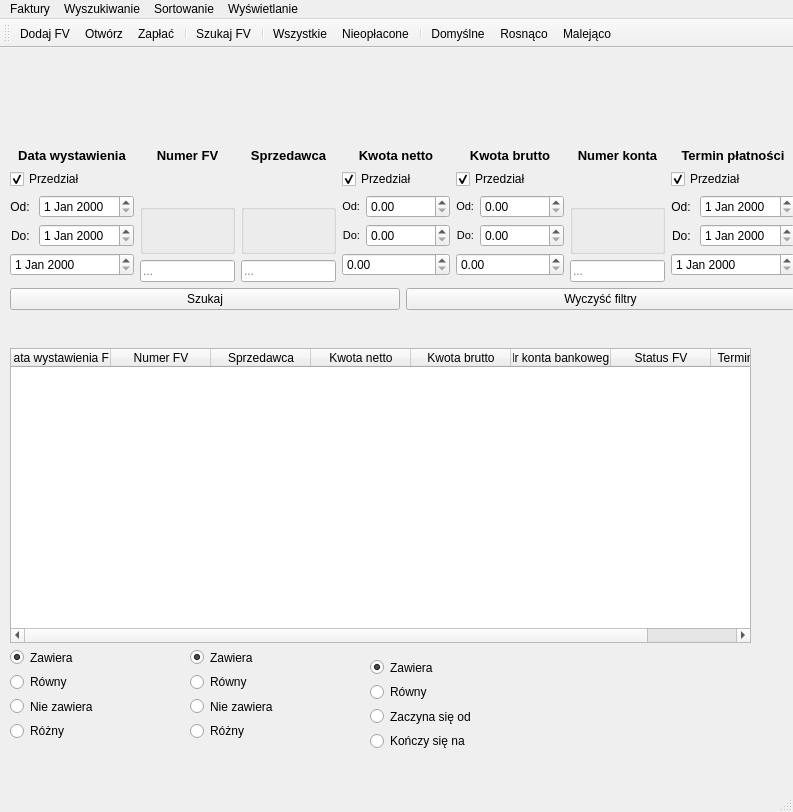
Old version of the form layout/main_window.ui in the repository Buczek05/Faktury-zarzadzanie.
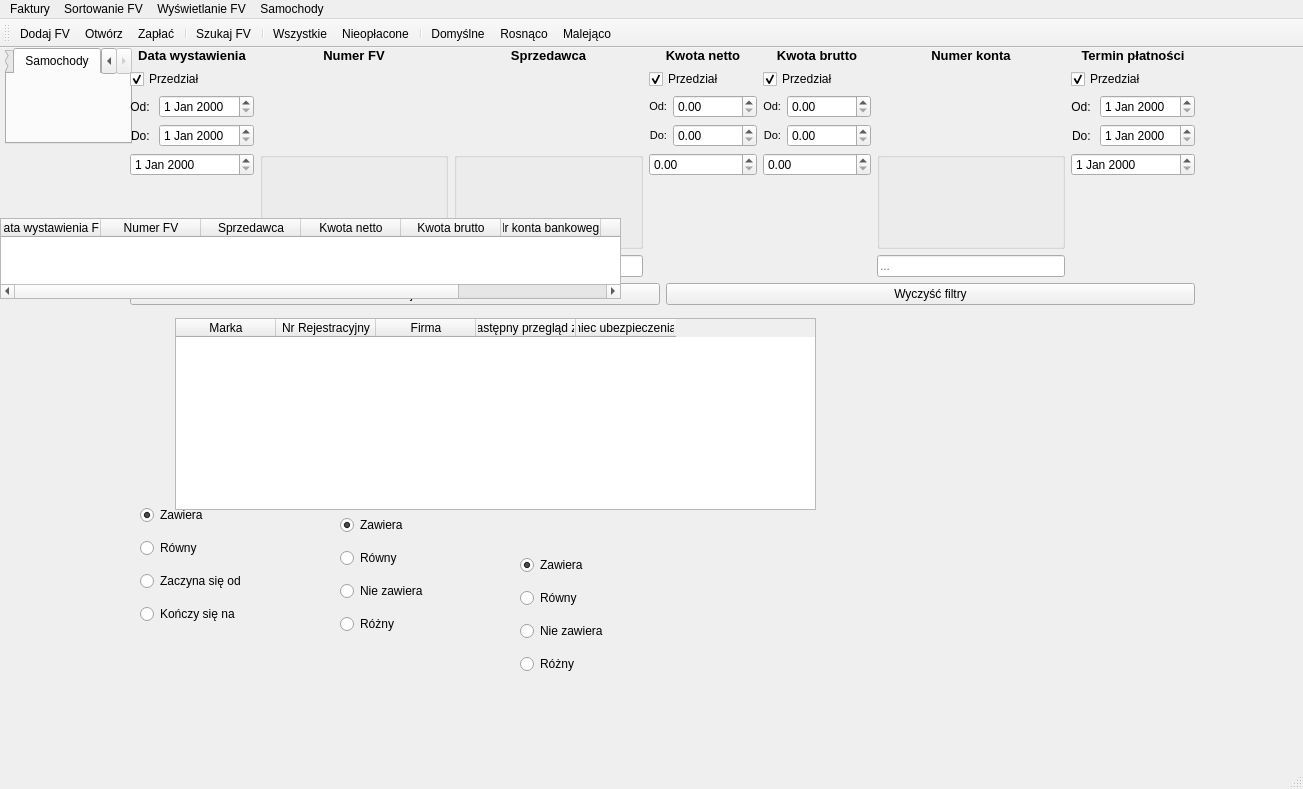
New version of the form. Icons and pictures are not drawn.

```diff
--- a/layout/main_window.ui
+++ b/layout/main_window.ui
@@ -6,8 +6,8 @@
    <rect>
     <x>0</x>
     <y>0</y>
-    <width>793</width>
-    <height>812</height>
+    <width>1303</width>
+    <height>789</height>
    </rect>
   </property>
   <property name="baseSize">
@@ -25,7 +25,7 @@
      <rect>
       <x>0</x>
       <y>0</y>
-      <width>751</width>
+      <width>137</width>
       <height>101</height>
      </rect>
     </property>
@@ -42,15 +42,32 @@
      <property name="bottomMargin">
       <number>5</number>
      </property>
+     <item>
+      <widget class="QTabWidget" name="tabWidget">
+       <property name="currentIndex">
+        <number>1</number>
+       </property>
+       <widget class="QWidget" name="Faktury">
+        <attribute name="title">
+         <string>Faktury</string>
+        </attribute>
+       </widget>
+       <widget class="QWidget" name="Samochody">
+        <attribute name="title">
+         <string>Samochody</string>
+        </attribute>
+       </widget>
+      </widget>
+     </item>
     </layout>
    </widget>
    <widget class="QWidget" name="verticalLayoutWidget_9">
     <property name="geometry">
      <rect>
-      <x>10</x>
-      <y>100</y>
-      <width>785</width>
-      <height>162</height>
+      <x>130</x>
+      <y>0</y>
+      <width>1065</width>
+      <height>257</height>
      </rect>
     </property>
     <layout class="QVBoxLayout" name="filers_and_buttons">
@@ -583,10 +600,10 @@
    <widget class="QTableWidget" name="tableWidget">
     <property name="geometry">
      <rect>
-      <x>10</x>
-      <y>300</y>
-      <width>741</width>
-      <height>295</height>
+      <x>0</x>
+      <y>170</y>
+      <width>621</width>
+      <height>81</height>
      </rect>
     </property>
     <property name="editTriggers">
@@ -639,10 +656,10 @@
    <widget class="QWidget" name="verticalLayoutWidget_10">
     <property name="geometry">
      <rect>
-      <x>10</x>
-      <y>600</y>
-      <width>160</width>
-      <height>92</height>
+      <x>520</x>
+      <y>500</y>
+      <width>133</width>
+      <height>136</height>
      </rect>
     </property>
     <layout class="QVBoxLayout" name="lyt_numer_FV_radio_btn">
@@ -682,10 +699,10 @@
    <widget class="QWidget" name="verticalLayoutWidget_11">
     <property name="geometry">
      <rect>
-      <x>190</x>
-      <y>600</y>
-      <width>160</width>
-      <height>92</height>
+      <x>340</x>
+      <y>460</y>
+      <width>133</width>
+      <height>136</height>
      </rect>
     </property>
     <layout class="QVBoxLayout" name="lyt_sprzedawca_radio_btn">
@@ -725,10 +742,10 @@
    <widget class="QWidget" name="verticalLayoutWidget_12">
     <property name="geometry">
      <rect>
-      <x>370</x>
-      <y>610</y>
-      <width>160</width>
-      <height>92</height>
+      <x>140</x>
+      <y>450</y>
+      <width>162</width>
+      <height>136</height>
      </rect>
     </property>
     <layout class="QVBoxLayout" name="lyt_numer_konta_radio_btn">
@@ -765,6 +782,76 @@
      </item>
     </layout>
    </widget>
+   <widget class="QWidget" name="verticalLayoutWidget_2">
+    <property name="geometry">
+     <rect>
+      <x>10</x>
+      <y>100</y>
+      <width>111</width>
+      <height>61</height>
+     </rect>
+    </property>
+    <layout class="QVBoxLayout" name="lyt_faktury">
+     <property name="leftMargin">
+      <number>5</number>
+     </property>
+     <property name="topMargin">
+      <number>0</number>
+     </property>
+     <property name="rightMargin">
+      <number>5</number>
+     </property>
+     <property name="bottomMargin">
+      <number>5</number>
+     </property>
+    </layout>
+   </widget>
+   <widget class="QTableWidget" name="table_cars">
+    <property name="geometry">
+     <rect>
+      <x>175</x>
+      <y>270</y>
+      <width>641</width>
+      <height>192</height>
+     </rect>
+    </property>
+    <column>
+     <property name="text">
+      <string>Marka</string>
+     </property>
+    </column>
+    <column>
+     <property name="text">
+      <string>Nr Rejestracyjny</string>
+     </property>
+    </column>
+    <column>
+     <property name="text">
+      <string>Firma</string>
+     </property>
+    </column>
+    <column>
+     <property name="text">
+      <string>Następny przegląd za</string>
+     </property>
+    </column>
+    <column>
+     <property name="text">
+      <string>Koniec ubezpieczenia za</string>
+     </property>
+    </column>
+   </widget>
+   <widget class="QWidget" name="verticalLayoutWidget_3">
+    <property name="geometry">
+     <rect>
+      <x>20</x>
+      <y>300</y>
+      <width>160</width>
+      <height>80</height>
+     </rect>
+    </property>
+    <layout class="QVBoxLayout" name="lyt_samochody"/>
+   </widget>
   </widget>
   <widget class="QStatusBar" name="statusbar"/>
   <widget class="QToolBar" name="toolBar">
@@ -784,22 +871,22 @@
    <addaction name="action_faktury_open_pdf"/>
    <addaction name="action_faktury_zaplac"/>
    <addaction name="separator"/>
-   <addaction name="action_wyszukiwanie_search"/>
+   <addaction name="action_faktury_search"/>
    <addaction name="separator"/>
-   <addaction name="action_wyswietlanie_Wszystkie"/>
-   <addaction name="action_wyswietlanie_Nieoplacone"/>
+   <addaction name="action_wyswietlanie_FV_Wszystkie"/>
+   <addaction name="action_wyswietlanie_FV_Nieoplacone"/>
    <addaction name="separator"/>
-   <addaction name="action_sortowanie_domyslne"/>
-   <addaction name="action_sortowanie_rosnaco"/>
-   <addaction name="action_sortowanie_malejaco"/>
+   <addaction name="action_sortowanie_FV_domyslne"/>
+   <addaction name="action_sortowanie_FV_rosnaco"/>
+   <addaction name="action_sortowanie_FV_malejaco"/>
   </widget>
   <widget class="QMenuBar" name="menubar">
    <property name="geometry">
     <rect>
      <x>0</x>
      <y>0</y>
-     <width>793</width>
-     <height>18</height>
+     <width>1303</width>
+     <height>21</height>
     </rect>
    </property>
    <widget class="QMenu" name="menuFaktury">
@@ -809,47 +896,55 @@
     <addaction name="action_faktury_Dodaj_FV"/>
     <addaction name="action_faktury_open_pdf"/>
     <addaction name="action_faktury_zaplac"/>
+    <addaction name="action_faktury_search"/>
     <addaction name="separator"/>
     <addaction name="action_faktury_edit"/>
     <addaction name="action_faktury_delete"/>
     <addaction name="separator"/>
     <addaction name="action_faktury_settings"/>
    </widget>
-   <widget class="QMenu" name="menuWyszukiwanie">
+   <widget class="QMenu" name="menuSortowanie_FV">
+    <property name="enabled">
+     <bool>true</bool>
+    </property>
     <property name="title">
-     <string>Wyszukiwanie</string>
+     <string>Sortowanie FV</string>
     </property>
-    <addaction name="action_wyszukiwanie_search"/>
+    <addaction name="action_sortowanie_FV_domyslne"/>
+    <addaction name="action_sortowanie_FV_Data_wystawienia"/>
+    <addaction name="action_sortowanie_FV_numer_FV"/>
+    <addaction name="action_sortowanie_FV_sprzedawca"/>
+    <addaction name="action_sortowanie_FV_Kwota_netto"/>
+    <addaction name="action_sortowanie_FV_Kwota_brutto"/>
+    <addaction name="action_sortowanie_FV_numer_konta_bankowego"/>
+    <addaction name="action_sortowanie_FV_Status_FV"/>
+    <addaction name="action_sortowanie_FV_termin_platnosci"/>
+    <addaction name="separator"/>
+    <addaction name="action_sortowanie_FV_rosnaco"/>
+    <addaction name="action_sortowanie_FV_malejaco"/>
    </widget>
-   <widget class="QMenu" name="menuSortowanie">
+   <widget class="QMenu" name="menuWyswietlanie_FV">
     <property name="title">
-     <string>Sortowanie</string>
+     <string>Wyświetlanie FV</string>
     </property>
-    <addaction name="action_sortowanie_domyslne"/>
-    <addaction name="action_sortowanie_Data_wystawienia"/>
-    <addaction name="action_sortowanie_numer_FV"/>
-    <addaction name="action_sortowanie_sprzedawca"/>
-    <addaction name="action_sortowanie_Kwota_netto"/>
-    <addaction name="action_sortowanie_Kwota_brutto"/>
-    <addaction name="action_sortowanie_numer_konta_bankowego"/>
-    <addaction name="action_sortowanie_Status_FV"/>
-    <addaction name="action_sortowanie_termin_platnosci"/>
-    <addaction name="separator"/>
-    <addaction name="action_sortowanie_rosnaco"/>
-    <addaction name="action_sortowanie_malejaco"/>
+    <addaction name="action_wyswietlanie_FV_Wszystkie"/>
+    <addaction name="action_wyswietlanie_FV_Oplacone"/>
+    <addaction name="action_wyswietlanie_FV_Nieoplacone"/>
    </widget>
-   <widget class="QMenu" name="menuWy_wietlanie">
+   <widget class="QMenu" name="menuSamochody">
     <property name="title">
-     <string>Wyświetlanie</string>
+     <string>Samochody</string>
     </property>
-    <addaction name="action_wyswietlanie_Wszystkie"/>
-    <addaction name="action_wyswietlanie_Oplacone"/>
-    <addaction name="action_wyswietlanie_Nieoplacone"/>
+    <addaction name="action_samochody_dodaj_Samochod"/>
+    <addaction name="action_samochody_dodaj_Przeglad"/>
+    <addaction name="action_samochody_dodaj_Ubezpieczenie"/>
+    <addaction name="separator"/>
+    <addaction name="action_samochody_karta_Pojazdu"/>
    </widget>
    <addaction name="menuFaktury"/>
-   <addaction name="menuWyszukiwanie"/>
-   <addaction name="menuSortowanie"/>
-   <addaction name="menuWy_wietlanie"/>
+   <addaction name="menuSortowanie_FV"/>
+   <addaction name="menuWyswietlanie_FV"/>
+   <addaction name="menuSamochody"/>
   </widget>
   <action name="action_faktury_Dodaj_FV">
    <property name="icon">
@@ -860,7 +955,7 @@
     <string>Dodaj FV</string>
    </property>
   </action>
-  <action name="action_wyszukiwanie_search">
+  <action name="action_faktury_search">
    <property name="checkable">
     <bool>true</bool>
    </property>
@@ -875,7 +970,7 @@
     <string>Szukaj FV</string>
    </property>
   </action>
-  <action name="action_sortowanie_Data_wystawienia">
+  <action name="action_sortowanie_FV_Data_wystawienia">
    <property name="checkable">
     <bool>true</bool>
    </property>
@@ -883,7 +978,7 @@
     <string>Data wystawienia</string>
    </property>
   </action>
-  <action name="action_sortowanie_Kwota_netto">
+  <action name="action_sortowanie_FV_Kwota_netto">
    <property name="checkable">
     <bool>true</bool>
    </property>
@@ -891,7 +986,7 @@
     <string>Kwota netto</string>
    </property>
   </action>
-  <action name="action_sortowanie_Kwota_brutto">
+  <action name="action_sortowanie_FV_Kwota_brutto">
    <property name="checkable">
     <bool>true</bool>
    </property>
@@ -899,7 +994,7 @@
     <string>Kwota brutto</string>
    </property>
   </action>
-  <action name="action_sortowanie_Status_FV">
+  <action name="action_sortowanie_FV_Status_FV">
    <property name="checkable">
     <bool>true</bool>
    </property>
@@ -907,7 +1002,7 @@
     <string>Status FV</string>
    </property>
   </action>
-  <action name="action_sortowanie_termin_platnosci">
+  <action name="action_sortowanie_FV_termin_platnosci">
    <property name="checkable">
     <bool>true</bool>
    </property>
@@ -915,7 +1010,7 @@
     <string>Termin płatności</string>
    </property>
   </action>
-  <action name="action_wyswietlanie_Oplacone">
+  <action name="action_wyswietlanie_FV_Oplacone">
    <property name="checkable">
     <bool>true</bool>
    </property>
@@ -923,7 +1018,7 @@
     <string>Opłacone</string>
    </property>
   </action>
-  <action name="action_wyswietlanie_Nieoplacone">
+  <action name="action_wyswietlanie_FV_Nieoplacone">
    <property name="checkable">
     <bool>true</bool>
    </property>
@@ -935,7 +1030,7 @@
     <string>Nieopłacone</string>
    </property>
   </action>
-  <action name="action_wyswietlanie_Wszystkie">
+  <action name="action_wyswietlanie_FV_Wszystkie">
    <property name="checkable">
     <bool>true</bool>
    </property>
@@ -947,7 +1042,7 @@
     <string>Wszystkie</string>
    </property>
   </action>
-  <action name="action_sortowanie_domyslne">
+  <action name="action_sortowanie_FV_domyslne">
    <property name="checkable">
     <bool>true</bool>
    </property>
@@ -959,7 +1054,7 @@
     <string>Domyślne</string>
    </property>
   </action>
-  <action name="action_sortowanie_rosnaco">
+  <action name="action_sortowanie_FV_rosnaco">
    <property name="checkable">
     <bool>true</bool>
    </property>
@@ -971,7 +1066,7 @@
     <string>Rosnąco</string>
    </property>
   </action>
-  <action name="action_sortowanie_malejaco">
+  <action name="action_sortowanie_FV_malejaco">
    <property name="checkable">
     <bool>true</bool>
    </property>
@@ -983,7 +1078,7 @@
     <string>Malejąco</string>
    </property>
   </action>
-  <action name="action_sortowanie_numer_FV">
+  <action name="action_sortowanie_FV_numer_FV">
    <property name="checkable">
     <bool>true</bool>
    </property>
@@ -991,7 +1086,7 @@
     <string>Numer FV</string>
    </property>
   </action>
-  <action name="action_sortowanie_sprzedawca">
+  <action name="action_sortowanie_FV_sprzedawca">
    <property name="checkable">
     <bool>true</bool>
    </property>
@@ -999,7 +1094,7 @@
     <string>Sprzedawca</string>
    </property>
   </action>
-  <action name="action_sortowanie_numer_konta_bankowego">
+  <action name="action_sortowanie_FV_numer_konta_bankowego">
    <property name="checkable">
     <bool>true</bool>
    </property>
@@ -1040,6 +1135,42 @@
     <string>Ustawienia</string>
    </property>
   </action>
+  <action name="action_samochody_dodaj_Samochod">
+   <property name="icon">
+    <iconset>
+     <normaloff>../ikony/new_car.png</normaloff>../ikony/new_car.png</iconset>
+   </property>
+   <property name="text">
+    <string>Dodaj Samochód</string>
+   </property>
+  </action>
+  <action name="action_samochody_dodaj_Przeglad">
+   <property name="icon">
+    <iconset>
+     <normaloff>../ikony/car service.png</normaloff>../ikony/car service.png</iconset>
+   </property>
+   <property name="text">
+    <string>Dodaj Przegląd</string>
+   </property>
+  </action>
+  <action name="action_samochody_dodaj_Ubezpieczenie">
+   <property name="icon">
+    <iconset>
+     <normaloff>../ikony/car insurance.png</normaloff>../ikony/car insurance.png</iconset>
+   </property>
+   <property name="text">
+    <string>Dodaj Ubezpieczenie</string>
+   </property>
+  </action>
+  <action name="action_samochody_karta_Pojazdu">
+   <property name="icon">
+    <iconset>
+     <normaloff>../ikony/car_document.png</normaloff>../ikony/car_document.png</iconset>
+   </property>
+   <property name="text">
+    <string>Karta Pojazdu</string>
+   </property>
+  </action>
  </widget>
  <resources/>
  <connections/>
```
